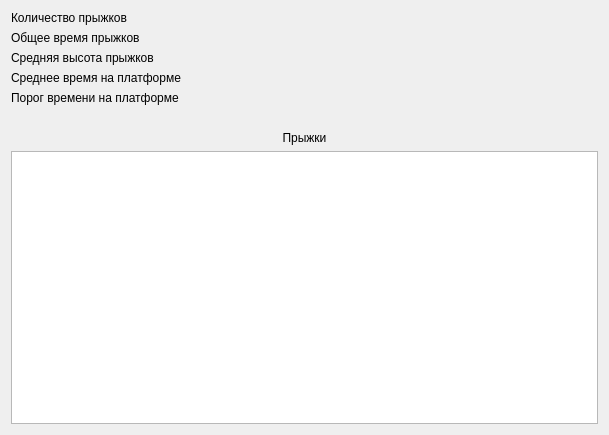
Old version of the form metodics/jump_plate/jumpheighttest/jumpheighttestvisualize.ui in the repository grigp/a-analyser.
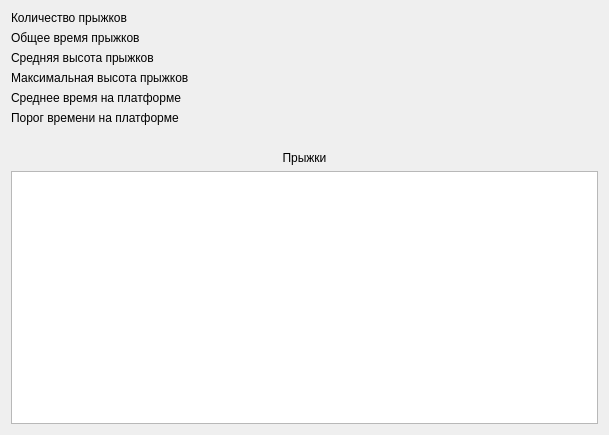
New version of the form.

Commit message: Методики прыжковой платформы. Режим, при котором общее кол-во действий (прыжков, шагов и т.д.) определяется в процессе теста. Показатель максимальной высоты прыжка

What changed in the file:
```diff
--- a/metodics/jump_plate/jumpheighttest/jumpheighttestvisualize.ui
+++ b/metodics/jump_plate/jumpheighttest/jumpheighttestvisualize.ui
@@ -35,6 +35,13 @@
      </property>
     </widget>
    </item>
+   <item>
+    <widget class="QLabel" name="lblHeightMax">
+     <property name="text">
+      <string>Максимальная высота прыжков</string>
+     </property>
+    </widget>
+   </item>
    <item>
     <widget class="QLabel" name="lblTimeAvg">
      <property name="text">
```
The commit also changes 14 other files.
